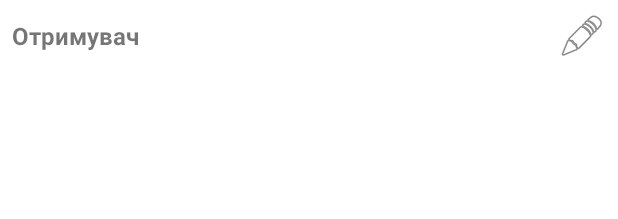
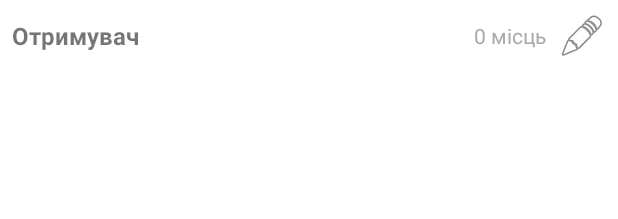
Before and after one commit to daemon001/tzd_cell, an Android app: the layout item_recipient.xml on its own in the app's theme, with its tools: preview values and no code run, on a phone screen of 412 x 824 dp. Shown: the top 219 px of the screen. Run offline under Robolectric (Android 15) with nearby library versions, the phone set to English and light mode, and no system bars.

Commit message:
добавив фокус на відскановане

```diff
--- a/app/src/main/java/com/example/tzd_cell/util/Code36Utils.kt
+++ b/app/src/main/java/com/example/tzd_cell/util/Code36Utils.kt
@@ -42,6 +42,9 @@ object Code36Utils {
             recipients.add(ParsedBarcode.RecipientInfo(rId, rPlaces))
             i += 2
         }
+        if (recipients.none { it.recipientId == recipientId }) {
+            recipients.add(ParsedBarcode.RecipientInfo(recipientId, totalPlacesInInvoice))
+        }
         return ParsedBarcode(
             recipientId = recipientId,
             invoiceNumber = invoiceNumber,
--- a/app/src/main/res/layout/activity_main.xml
+++ b/app/src/main/res/layout/activity_main.xml
@@ -25,6 +25,6 @@
         android:id="@+id/finishButton"
         android:layout_width="match_parent"
         android:layout_height="wrap_content"
-        android:text="Завершити зборку"/>
+        android:text="Завершити збірку"/>
 
 </LinearLayout>
--- a/app/src/main/res/layout/item_recipient.xml
+++ b/app/src/main/res/layout/item_recipient.xml
@@ -20,6 +20,15 @@
             android:textSize="16sp"
             android:textStyle="bold"/>
 
+        <TextView
+            android:id="@+id/placesCountText"
+            android:layout_width="wrap_content"
+            android:layout_height="wrap_content"
+            android:text="0 місць"
+            android:textSize="14sp"
+            android:textColor="@android:color/darker_gray"
+            android:layout_marginEnd="8dp"/>
+
         <ImageButton
             android:id="@+id/editNameBtn"
             android:layout_width="wrap_content"
```
Also changed, not shown: app/src/main/java/com/example/tzd_cell/MainActivity.kt (+9 -2 lines), app/src/main/java/com/example/tzd_cell/ui/RecipientAdapter.kt (+27 -6 lines), 5 other files.
